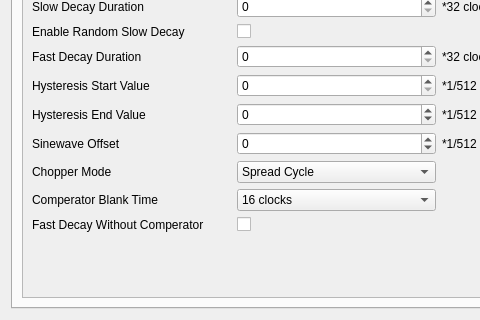
Tinkerforge/brickv, file src/brickv/plugin_system/plugins/silent_stepper/ui/silent_stepper.ui: the form before one commit; both pictures show x 0 to 480 and y 435 to 755 of the 673 by 755 pixel window.
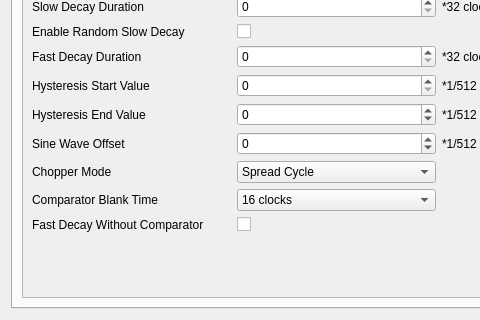
The form after the commit. The open tabs and pages were chosen to show the change.

Commit message: silent-stepper: Fix typos

```diff
--- a/src/brickv/plugin_system/plugins/silent_stepper/ui/silent_stepper.ui
+++ b/src/brickv/plugin_system/plugins/silent_stepper/ui/silent_stepper.ui
@@ -1357,7 +1357,7 @@
              <item row="5" column="0">
               <widget class="QLabel" name="label_32">
                <property name="text">
-                <string>Sinewave Offset</string>
+                <string>Sine Wave Offset</string>
                </property>
               </widget>
              </item>
@@ -1468,7 +1468,7 @@
              <item row="8" column="0">
               <widget class="QLabel" name="label_34">
                <property name="text">
-                <string>Fast Decay Without Comperator</string>
+                <string>Fast Decay Without Comparator</string>
                </property>
               </widget>
              </item>
@@ -1489,7 +1489,7 @@
              <item row="7" column="0">
               <widget class="QLabel" name="label_64">
                <property name="text">
-                <string>Comperator Blank Time</string>
+                <string>Comparator Blank Time</string>
                </property>
               </widget>
              </item>
```
Left out of the diff: 6 changed lines with no effect on the pictures. The commit also changes 2 other files.
